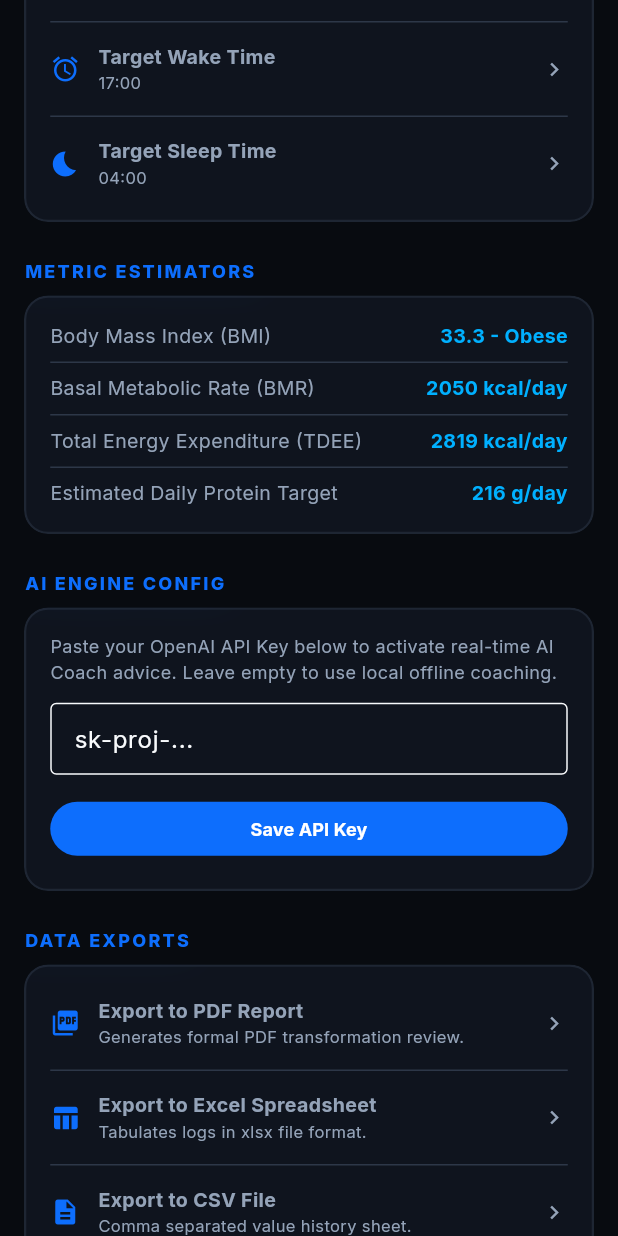
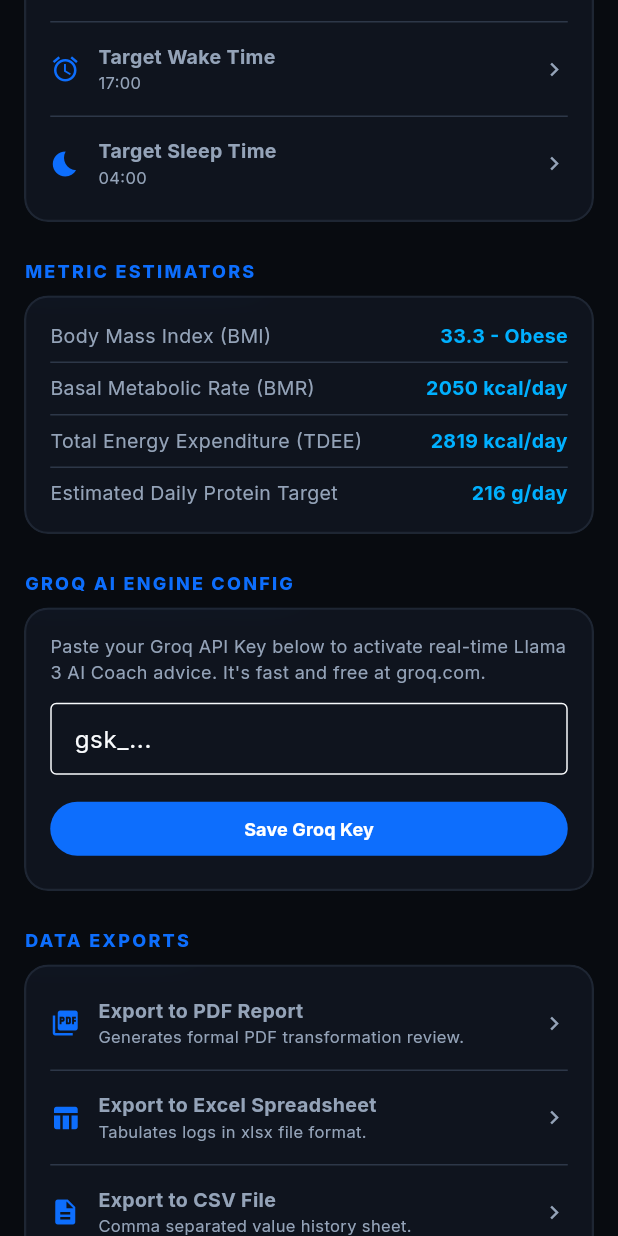
Before and after one commit to 12shivam219/project85, a Flutter app: the SettingsScreen screen opened directly, scrolled down 576 dp, on a phone screen of 412 x 824 dp. Run offline on Flutter 3.47's test engine with Material 3 defaults, Android fonts, the phone set to English and light mode, and no system bars; drawn by our look-alikes of flutter_animate; our stand-ins replace csv, fl_chart, flutter_local_notifications, flutter_riverpod, flutter_secure_storage, google_fonts and 6 more; missing offline and left inert: excel, health; accounts and stored records are empty.

Commit message:
Switched AI Engine from OpenAI to Groq (Free Llama 3.1 integration)

```diff
--- a/lib/core/utils/notification_helper.dart
+++ b/lib/core/utils/notification_helper.dart
@@ -1,6 +1,5 @@
 import 'package:flutter_local_notifications/flutter_local_notifications.dart';
 import 'package:timezone/timezone.dart' as tz;
-import 'package:intl/intl.dart';
 import '../../features/gamification/domain/user_profile.dart';
 
 class NotificationHelper {
--- a/lib/features/ai_coach/presentation/providers/ai_coach_provider.dart
+++ b/lib/features/ai_coach/presentation/providers/ai_coach_provider.dart
@@ -6,8 +6,8 @@ import '../../../gamification/presentation/providers/gamification_provider.dart'
 import '../../../diet/presentation/providers/diet_provider.dart';
 import '../../../water/presentation/providers/water_provider.dart';
 import '../../../workout/presentation/providers/workout_provider.dart';
-import '../../../workout/domain/workout_session.dart';
 import '../../../../core/database/hive_boxes.dart';
+import '../../../../core/utils/security_helper.dart';
 
 class ChatMessage {
   final String sender; // 'user' or 'coach'
@@ -92,8 +92,8 @@ class AICoachNotifier extends StateNotifier<List<ChatMessage>> {
   Future<String> _generateCoachResponse(String query) async {
     final cleanQuery = query.toLowerCase().trim();
 
-    final settingsBox = Hive.box(HiveBoxes.appSettings);
-    final String? apiKey = settingsBox.get('openai_api_key');
+    // Check if user has configured a Groq API key in secure storage
+    final String? apiKey = await SecurityHelper.getSecureString('groq_api_key');
 
     final profile = _ref.read(userProfileProvider);
     final dietLog = _ref.read(dietProvider).currentLog;
@@ -102,16 +102,17 @@ class AICoachNotifier extends StateNotifier<List<ChatMessage>> {
 
     if (apiKey != null && apiKey.isNotEmpty) {
       try {
-        return await _fetchOpenAIResponse(apiKey, query, profile, dietLog, waterLog, workoutState);
+        return await _fetchGroqResponse(apiKey, query, profile, dietLog, waterLog, workoutState);
       } catch (e) {
-        return "I tried contacting my OpenAI brains but ran into an error: $e. Falling back to local offline analysis:\n\n${_generateOfflineResponse(cleanQuery, profile, dietLog, waterLog, workoutState)}";
+        return "I tried contacting my Groq AI brains but ran into an error. Falling back to local offline analysis:\n\n${_generateOfflineResponse(cleanQuery, profile, dietLog, waterLog, workoutState)}";
       }
     } else {
       return _generateOfflineResponse(cleanQuery, profile, dietLog, waterLog, workoutState);
     }
   }
 
-  Future<String> _fetchOpenAIResponse(
+  /// REST client call to Groq Cloud (Free Llama 3)
+  Future<String> _fetchGroqResponse(
     String apiKey,
     String query,
     dynamic profile,
@@ -120,13 +121,13 @@ class AICoachNotifier extends StateNotifier<List<ChatMessage>> {
     dynamic workoutState,
   ) async {
     final response = await http.post(
-      Uri.parse('https://api.openai.com/v1/chat/completions'),
+      Uri.parse('https://api.groq.com/openai/v1/chat/completions'),
       headers: {
         'Content-Type': 'application/json',
         'Authorization': 'Bearer $apiKey',
       },
       body: jsonEncode({
-        'model': 'gpt-4o-mini',
+        'model': 'llama-3.1-8b-instant',
         'messages': [
           {
             'role': 'system',
@@ -143,7 +144,7 @@ Give direct, motivating, night-shift specific advice. Keep answers under 150 wor
           {'role': 'user', 'content': query}
         ],
         'temperature': 0.7,
-        'max_tokens': 200,
+        'max_tokens': 300,
       }),
     );
 
@@ -151,7 +152,7 @@ Give direct, motivating, night-shift specific advice. Keep answers under 150 wor
       final data = jsonDecode(response.body);
       return data['choices'][0]['message']['content'].toString().trim();
     } else {
-      throw Exception("API returned status code ${response.statusCode}");
+      throw Exception("Groq API error: ${response.statusCode}");
     }
   }
 
--- a/lib/features/dashboard/presentation/screens/dashboard_screen.dart
+++ b/lib/features/dashboard/presentation/screens/dashboard_screen.dart
@@ -492,7 +492,6 @@ class DashboardScreen extends ConsumerWidget {
 
   Widget _buildWatchSyncButton(BuildContext context, WidgetRef ref) {
     final healthState = ref.watch(healthSyncProvider);
-    final isDark = Theme.of(context).brightness == Brightness.dark;
 
     return GlassCard(
       padding: const EdgeInsets.symmetric(horizontal: 16, vertical: 10),
--- a/lib/features/settings/presentation/screens/settings_screen.dart
+++ b/lib/features/settings/presentation/screens/settings_screen.dart
@@ -8,6 +8,7 @@ import '../../../../core/theme/app_theme.dart';
 import '../../../../core/widgets/glass_card.dart';
 import '../../../../core/utils/calculators.dart';
 import '../../../../core/utils/file_exporter.dart';
+import '../../../../core/utils/security_helper.dart';
 import '../../../../core/database/hive_boxes.dart';
 import '../../../measurements/presentation/providers/measurement_provider.dart';
 import '../../../diet/domain/meal.dart';
@@ -26,8 +27,16 @@ class _SettingsScreenState extends ConsumerState<SettingsScreen> {
   @override
   void initState() {
     super.initState();
-    final box = Hive.box(HiveBoxes.appSettings);
-    _apiKeyController.text = box.get('openai_api_key', defaultValue: '');
+    _loadApiKey();
+  }
+
+  Future<void> _loadApiKey() async {
+    final key = await SecurityHelper.getSecureString('groq_api_key');
+    if (mounted) {
+      setState(() {
+        _apiKeyController.text = key ?? '';
+      });
+    }
   }
 
   @override
@@ -74,10 +83,10 @@ class _SettingsScreenState extends ConsumerState<SettingsScreen> {
               _buildCalculatorsCard(context, profile),
               const SizedBox(height: 24),
 
-              // 4. OpenAI Integration
-              _buildSectionTitle("AI ENGINE CONFIG"),
+              // 4. Groq AI Integration
+              _buildSectionTitle("GROQ AI ENGINE CONFIG"),
               const SizedBox(height: 8),
-              _buildOpenAIConfigCard(context),
+              _buildGroqConfigCard(context),
               const SizedBox(height: 24),
 
               // 5. Data Export
@@ -201,13 +210,13 @@ class _SettingsScreenState extends ConsumerState<SettingsScreen> {
     );
   }
 
-  Widget _buildOpenAIConfigCard(BuildContext context) {
+  Widget _buildGroqConfigCard(BuildContext context) {
     return GlassCard(
       child: Column(
         crossAxisAlignment: CrossAxisAlignment.start,
         children: [
           const Text(
-            "Paste your OpenAI API Key below to activate real-time AI Coach advice. Leave empty to use local offline coaching.",
+            "Paste your Groq API Key below to activate real-time Llama 3 AI Coach advice. It's fast and free at groq.com.",
             style: TextStyle(fontSize: 12, color: AppColors.textSecondaryDark, height: 1.4),
           ),
           const SizedBox(height: 12),
@@ -215,7 +224,7 @@ class _SettingsScreenState extends ConsumerState<SettingsScreen> {
             controller: _apiKeyController,
             obscureText: true,
             decoration: const InputDecoration(
-              hintText: "sk-proj-...",
+              hintText: "gsk_...",
               border: OutlineInputBorder(),
               contentPadding: EdgeInsets.symmetric(horizontal: 12, vertical: 8),
             ),
@@ -223,10 +232,10 @@ class _SettingsScreenState extends ConsumerState<SettingsScreen> {
           const SizedBox(height: 12),
           ElevatedButton(
             onPressed: () async {
-              final box = Hive.box(HiveBoxes.appSettings);
-              await box.put('openai_api_key', _apiKeyController.text.trim());
+              final key = _apiKeyController.text.trim();
+              await SecurityHelper.saveSecureString('groq_api_key', key);
               ScaffoldMessenger.of(context).showSnackBar(
-                const SnackBar(content: Text("OpenAI API Key saved successfully.")),
+                const SnackBar(content: Text("Groq API Key saved securely.")),
               );
             },
             style: ElevatedButton.styleFrom(
@@ -235,11 +244,11 @@ class _SettingsScreenState extends ConsumerState<SettingsScreen> {
               minimumSize: const Size(double.infinity, 36),
               elevation: 0,
             ),
-            child: const Text("Save API Key", style: TextStyle(fontSize: 12, fontWeight: FontWeight.bold)),
+            child: const Text("Save Groq Key", style: TextStyle(fontSize: 12, fontWeight: FontWeight.bold)),
           ),
         ],
       ),
-    ).animate().fadeIn(delay: 250.ms, duration: 350.ms);
+    );
   }
 
   Widget _buildExportCard(BuildContext context) {
--- a/pubspec.yaml
+++ b/pubspec.yaml
@@ -52,6 +52,7 @@ dependencies:
   http: ^1.2.1
   health: ^11.0.1
   permission_handler: ^11.3.1
+  flutter_secure_storage: ^9.0.0
 
 dev_dependencies:
   flutter_test:
```
Also changed, not shown: lib/core/database/hive_boxes.dart (+12 -4 lines), pubspec.lock, 6 other files.
